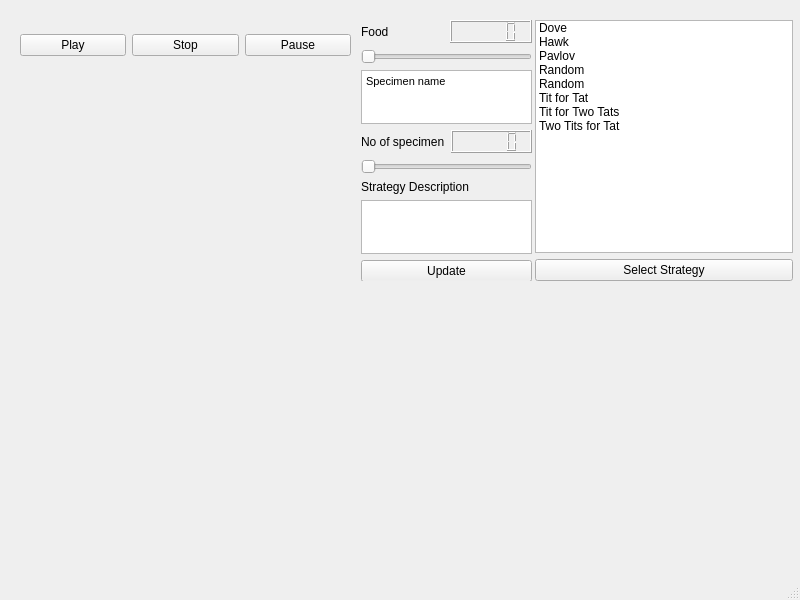
MATF-RS20/RS015-ipds-iterated-prisoners-dilemma-simulation, file IPDS_QT_Project/mainwindow.ui: the form before one commit.
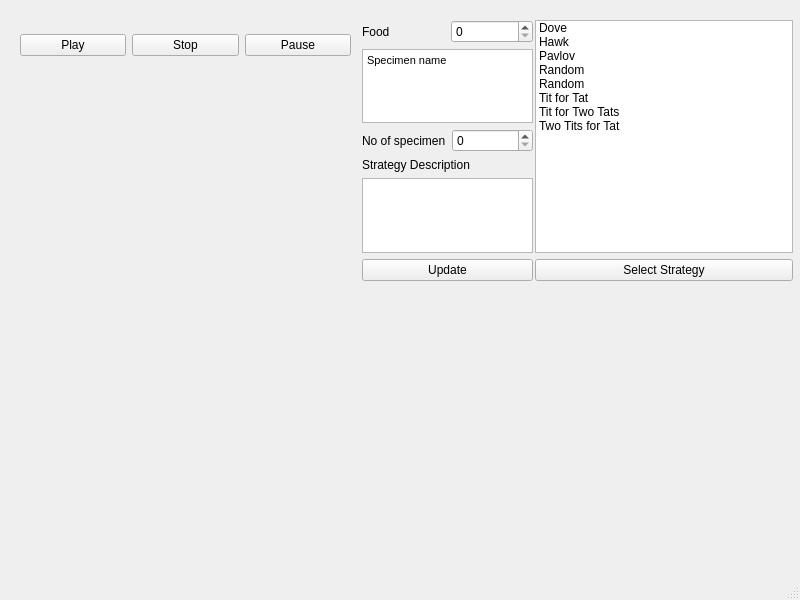
The form after the commit. Custom widgets are drawn as their Qt base class.

```diff
--- a/IPDS_QT_Project/mainwindow.ui
+++ b/IPDS_QT_Project/mainwindow.ui
@@ -133,7 +133,7 @@
    <widget class="QWidget" name="">
     <property name="geometry">
      <rect>
-      <x>361</x>
+      <x>362</x>
       <y>20</y>
       <width>171</width>
       <height>261</height>
@@ -150,23 +150,10 @@
         </widget>
        </item>
        <item>
-        <widget class="QLCDNumber" name="foodCounter"/>
+        <widget class="QSpinBox" name="foodNo"/>
        </item>
       </layout>
      </item>
-     <item>
-      <widget class="QSlider" name="foodSlider">
-       <property name="minimum">
-        <number>1</number>
-       </property>
-       <property name="maximum">
-        <number>100</number>
-       </property>
-       <property name="orientation">
-        <enum>Qt::Horizontal</enum>
-       </property>
-      </widget>
-     </item>
      <item>
       <widget class="QTextEdit" name="specimenName">
        <property name="html">
@@ -188,23 +175,10 @@
         </widget>
        </item>
        <item>
-        <widget class="QLCDNumber" name="specimenNoCounter"/>
+        <widget class="QSpinBox" name="specimenNo"/>
        </item>
       </layout>
      </item>
-     <item>
-      <widget class="QSlider" name="specimenNoSlider">
-       <property name="minimum">
-        <number>1</number>
-       </property>
-       <property name="maximum">
-        <number>100</number>
-       </property>
-       <property name="orientation">
-        <enum>Qt::Horizontal</enum>
-       </property>
-      </widget>
-     </item>
      <item>
       <widget class="QLabel" name="descriptionLabel">
        <property name="text">
```
